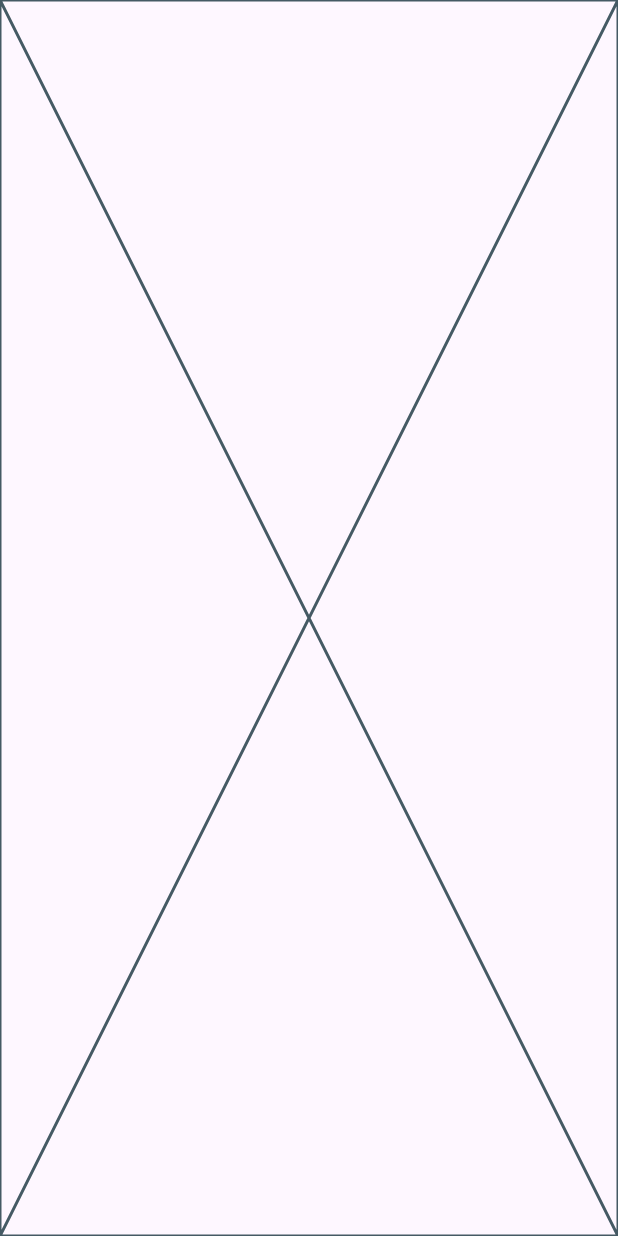
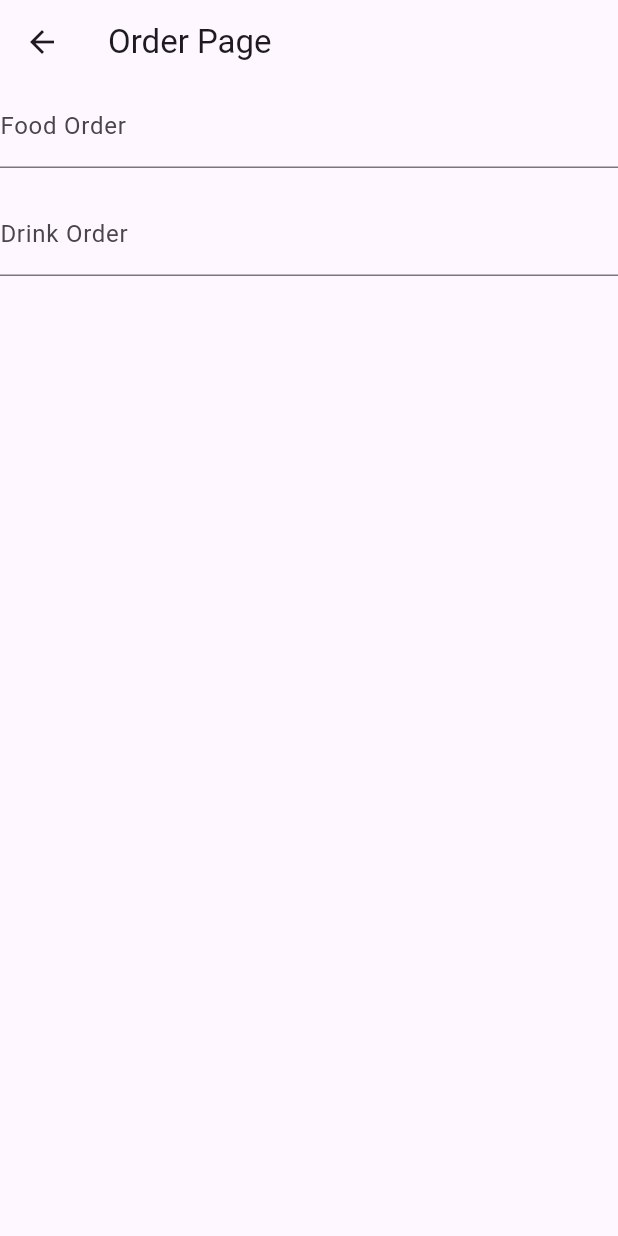
Before and after one commit to emzhran/20220140118_act4, a Flutter app: the OrderPage screen opened directly, on a phone screen of 412 x 824 dp. Run offline on Flutter 3.47's test engine with Material 3 defaults, Android fonts, the phone set to English and light mode, and no system bars.

Commit message:
menambahkan textformfield untuk input makanan dan minuman

```diff
--- a/lib/order_page.dart
+++ b/lib/order_page.dart
@@ -25,6 +25,37 @@ class _OrderPageState extends State<OrderPage> {
 
   @override
   Widget build(BuildContext context) {
-    return const Placeholder();
+    final _formKey = GlobalKey<FormState>();
+    return Scaffold(
+      appBar: AppBar(title: Text('Order Page')),
+      body: Form(
+        key: _formKey,
+        child: Column(
+          spacing: 16,
+          children: [
+            TextFormField(
+              controller: makananController,
+              decoration: const InputDecoration(labelText: 'Food Order'),
+              validator: (value) {
+                if (value == null || value.isEmpty) {
+                  return 'Please enter your food order';
+                }
+                return null;
+              },
+            ),
+            TextFormField(
+              controller: minumanController,
+              decoration: const InputDecoration(labelText: 'Drink Order'),
+              validator: (value) {
+                if (value == null || value.isEmpty) {
+                  return 'Please enter your drink order';
+                }
+                return null;
+              },
+            ),
+          ],
+        ),
+      ),
+    );
   }
 }
```
